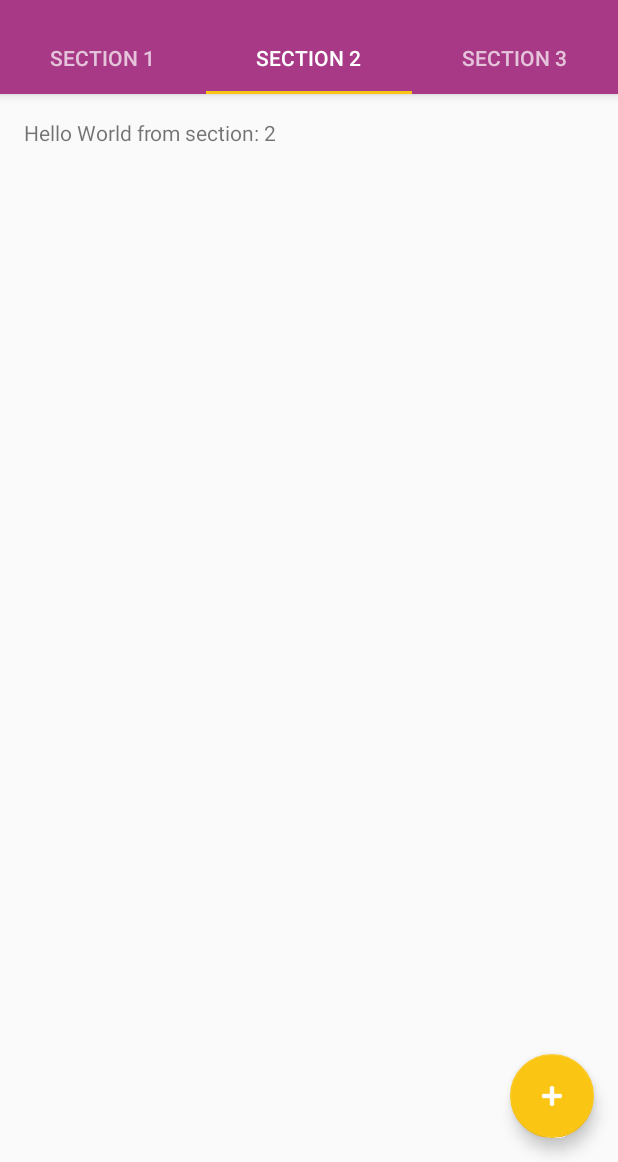
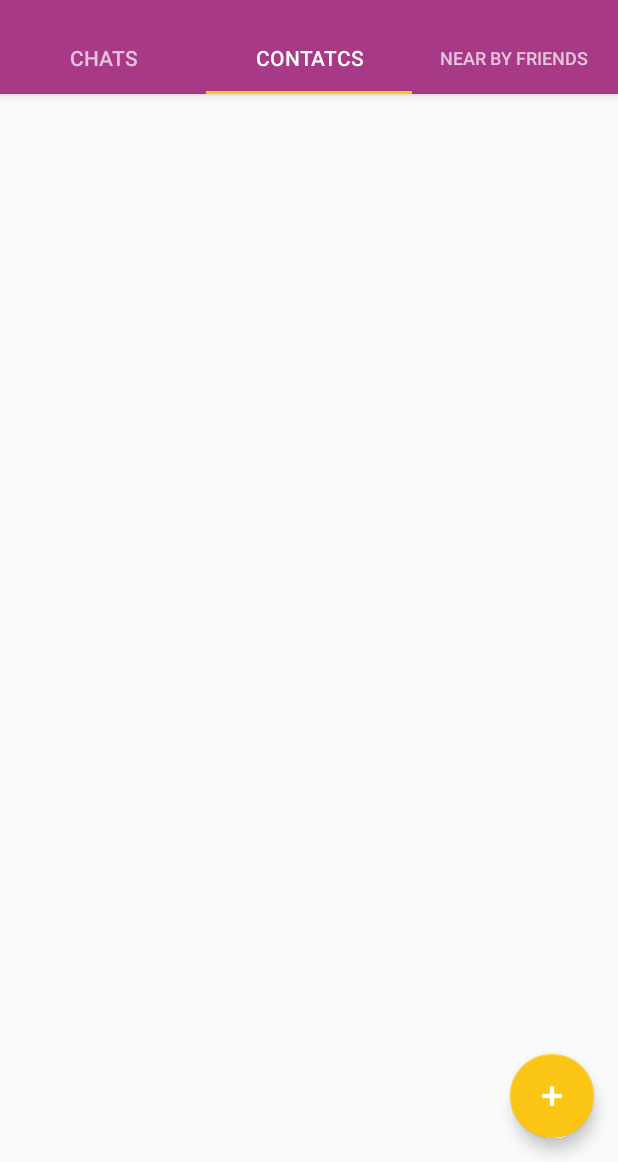
Before and after one commit to bestofyasi/Sanwadha-App, an Android app: the MainTabActivity screen opened directly, with no data from a screen before it, tab 2 chosen, on a phone screen of 412 x 824 dp, the part 74-1236 px from its top. Run offline under Robolectric (Android 15) with nearby library versions, the phone set to English and light mode, and no system bars.

Commit message:
separate tabs from fragments

```diff
--- a/app/src/main/java/com/winine/www/sanwadha_app/MainTabActivity.java
+++ b/app/src/main/java/com/winine/www/sanwadha_app/MainTabActivity.java
@@ -1,8 +1,13 @@
 package com.winine.www.sanwadha_app;
 
+import android.support.annotation.NonNull;
+import android.support.design.widget.NavigationView;
 import android.support.design.widget.TabLayout;
 import android.support.design.widget.FloatingActionButton;
 import android.support.design.widget.Snackbar;
+import android.support.v4.view.GravityCompat;
+import android.support.v4.widget.DrawerLayout;
+import android.support.v7.app.ActionBarDrawerToggle;
 import android.support.v7.app.AppCompatActivity;
 import android.support.v7.widget.Toolbar;
 
@@ -65,14 +70,6 @@ public class MainTabActivity extends AppCompatActivity {
 
     }
 
-
-    @Override
-    public boolean onCreateOptionsMenu(Menu menu) {
-        // Inflate the menu; this adds items to the action bar if it is present.
-        getMenuInflater().inflate(R.menu.menu_main_tab, menu);
-        return true;
-    }
-
     @Override
     public boolean onOptionsItemSelected(MenuItem item) {
         // Handle action bar item clicks here. The action bar will
@@ -88,39 +85,12 @@ public class MainTabActivity extends AppCompatActivity {
         return super.onOptionsItemSelected(item);
     }
 
-    /**
-     * A placeholder fragment containing a simple view.
-     */
-    public static class PlaceholderFragment extends Fragment {
-        /**
-         * The fragment argument representing the section number for this
-         * fragment.
-         */
-        private static final String ARG_SECTION_NUMBER = "section_number";
 
-        public PlaceholderFragment() {
-        }
-
-        /**
-         * Returns a new instance of this fragment for the given section
-         * number.
-         */
-        public static PlaceholderFragment newInstance(int sectionNumber) {
-            PlaceholderFragment fragment = new PlaceholderFragment();
-            Bundle args = new Bundle();
-            args.putInt(ARG_SECTION_NUMBER, sectionNumber);
-            fragment.setArguments(args);
-            return fragment;
-        }
-
-        @Override
-        public View onCreateView(LayoutInflater inflater, ViewGroup container,
-                                 Bundle savedInstanceState) {
-            View rootView = inflater.inflate(R.layout.fragment_main_tab, container, false);
-            TextView textView = (TextView) rootView.findViewById(R.id.section_label);
-            textView.setText(getString(R.string.section_format, getArguments().getInt(ARG_SECTION_NUMBER)));
-            return rootView;
-        }
+    @Override
+    public boolean onCreateOptionsMenu(Menu menu) {
+        // Inflate the menu; this adds items to the action bar if it is present.
+        getMenuInflater().inflate(R.menu.menu_main_tab, menu);
+        return true;
     }
 
     /**
@@ -135,9 +105,20 @@ public class MainTabActivity extends AppCompatActivity {
 
         @Override
         public Fragment getItem(int position) {
-            // getItem is called to instantiate the fragment for the given page.
-            // Return a PlaceholderFragment (defined as a static inner class below).
-            return PlaceholderFragment.newInstance(position + 1);
+           //Returning the current tab
+            switch (position) {
+                case 0:
+                    TabChats tab1 = new TabChats();
+                   return tab1;
+                case 1:
+                    TabContacts tab2 = new TabContacts();
+                    return tab2;
+                case 2:
+                    TabNearBy tab3 = new TabNearBy();
+                    return tab3;
+                default:
+                    return null;
+            }
         }
 
         @Override
@@ -150,11 +131,11 @@ public class MainTabActivity extends AppCompatActivity {
         public CharSequence getPageTitle(int position) {
             switch (position) {
                 case 0:
-                    return "SECTION 1";
+                    return "Chats";
                 case 1:
-                    return "SECTION 2";
+                    return "Contatcs";
                 case 2:
-                    return "SECTION 3";
+                    return "Near By Friends ";
             }
             return null;
         }
--- /dev/null
+++ b/app/src/main/java/com/winine/www/sanwadha_app/TabChats.java
@@ -0,0 +1,20 @@
+package com.winine.www.sanwadha_app;
+
+import android.support.v4.app.Fragment;
+import android.os.Bundle;
+import android.view.LayoutInflater;
+import android.view.View;
+import android.view.ViewGroup;
+import android.widget.TextView;
+
+/**
+ * Created by Yasintha on 7/9/2017.
+ */
+
+public class TabChats extends Fragment {
+    @Override
+    public View onCreateView(LayoutInflater inflater, ViewGroup container, Bundle savedInstanceState) {
+        View rootView = inflater.inflate(R.layout.activity_tab_chats, container, false);
+        return rootView;
+    }
+}
--- /dev/null
+++ b/app/src/main/java/com/winine/www/sanwadha_app/TabContacts.java
@@ -0,0 +1,19 @@
+package com.winine.www.sanwadha_app;
+
+import android.support.v4.app.Fragment;
+import android.os.Bundle;
+import android.view.LayoutInflater;
+import android.view.View;
+import android.view.ViewGroup;
+
+/**
+ * Created by Yasintha on 7/9/2017.
+ */
+
+public class TabContacts extends Fragment {
+    @Override
+    public View onCreateView(LayoutInflater inflater, ViewGroup container, Bundle savedInstanceState) {
+        View rootView = inflater.inflate(R.layout.activity_tab_contact, container, false);
+        return rootView;
+    }
+}
--- /dev/null
+++ b/app/src/main/java/com/winine/www/sanwadha_app/TabNearBy.java
@@ -0,0 +1,19 @@
+package com.winine.www.sanwadha_app;
+
+import android.support.v4.app.Fragment;
+import android.os.Bundle;
+import android.view.LayoutInflater;
+import android.view.View;
+import android.view.ViewGroup;
+
+/**
+ * Created by Yasintha on 7/9/2017.
+ */
+
+public class TabNearBy extends Fragment{
+    @Override
+    public View onCreateView(LayoutInflater inflater, ViewGroup container, Bundle savedInstanceState) {
+        View rootView = inflater.inflate(R.layout.nearby, container, false);
+        return rootView;
+    }
+}
--- a/app/src/main/res/layout/activity_main_tab.xml
+++ b/app/src/main/res/layout/activity_main_tab.xml
@@ -6,7 +6,10 @@
     android:layout_width="match_parent"
     android:layout_height="match_parent"
     android:fitsSystemWindows="true"
-    tools:context="com.winine.www.sanwadha_app.MainTabActivity">
+    tools:context="com.winine.www.sanwadha_app.MainTabActivity"
+    tools:openDrawer="end">
+
+
 
     <android.support.design.widget.AppBarLayout
         android:id="@+id/appbar"
--- /dev/null
+++ b/app/src/main/res/layout/activity_tab_contact.xml
@@ -0,0 +1,14 @@
+<?xml version="1.0" encoding="utf-8"?>
+<RelativeLayout xmlns:android="http://schemas.android.com/apk/res/android"
+    xmlns:app="http://schemas.android.com/apk/res-auto"
+    xmlns:tools="http://schemas.android.com/tools"
+    android:id="@+id/main_content"
+    android:layout_width="match_parent"
+    android:layout_height="match_parent"
+    android:fitsSystemWindows="true"
+    tools:context="com.winine.www.sanwadha_app.MainTabActivity">
+
+
+
+
+</RelativeLayout>
--- a/app/src/main/res/layout/fragment_main_tab.xml
+++ b/app/src/main/res/layout/fragment_main_tab.xml
@@ -6,11 +6,8 @@
     android:paddingLeft="@dimen/activity_horizontal_margin"
     android:paddingRight="@dimen/activity_horizontal_margin"
     android:paddingTop="@dimen/activity_vertical_margin"
-    tools:context="com.winine.www.sanwadha_app.MainTabActivity$PlaceholderFragment">
+    tools:context="com.winine.www.sanwadha_app.MainTabActivity">
 
-    <TextView
-        android:id="@+id/section_label"
-        android:layout_width="wrap_content"
-        android:layout_height="wrap_content" />
+
 
 </RelativeLayout>
```
Also changed, not shown: app/src/main/java/com/winine/www/sanwadha_app/LoginActivity.java (+5 -37 lines), app/src/main/java/com/winine/www/sanwadha_app/MSSQL.java (added, +79 -0 lines), app/src/main/res/layout/activity_tab_chats.xml (added, +13 -0 lines), app/src/main/res/layout/nearby.xml (added, +13 -0 lines), 28 other files.
